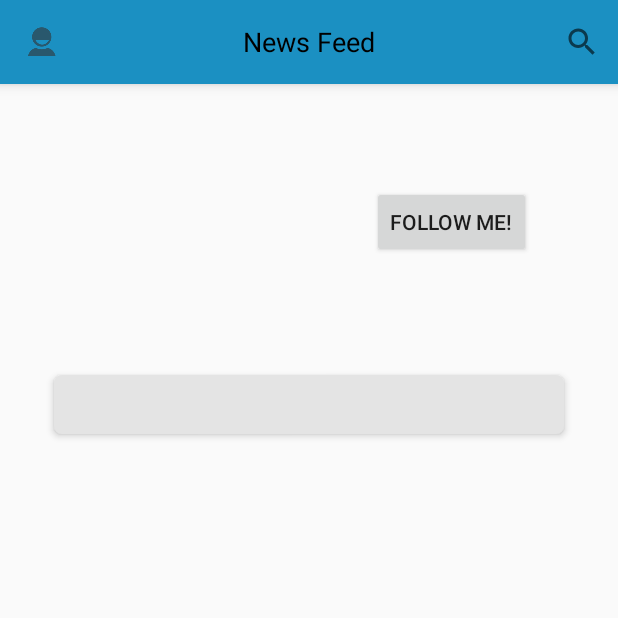
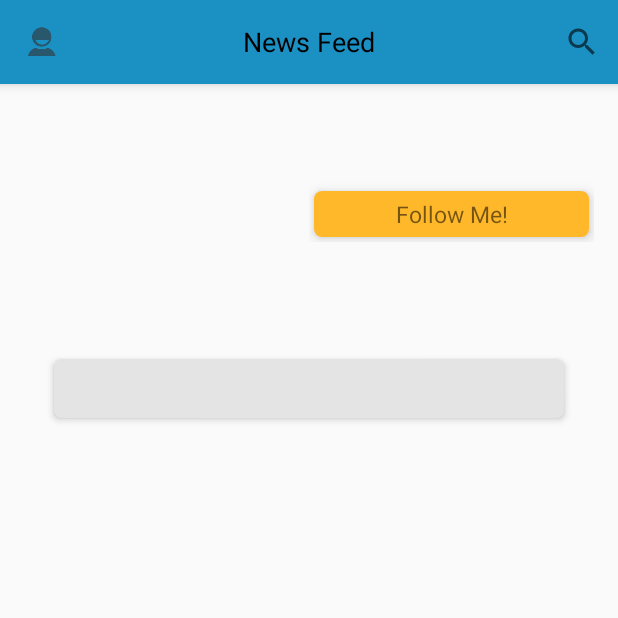
Before and after one commit to valesken/CaughtUp, an Android app: the fragment PublicProfileFragment placed in its activity, on a phone screen of 412 x 824 dp, the top half of it. Run offline under Robolectric (Android 15) with nearby library versions, the phone set to English and light mode, and no system bars; libraries missing offline, so code that uses them is left out: com.facebook, com.facebook.appevents, com.twitter.sdk, io.fabric.sdk; 8 statements that could not run were skipped.

Commit message:
Follow button on public profile is connected to server

```diff
--- a/CaughtUp/app/src/main/java/news/caughtup/caughtup/ui/prime/CaughtUpTileAdapter.java
+++ b/CaughtUp/app/src/main/java/news/caughtup/caughtup/ui/prime/CaughtUpTileAdapter.java
@@ -7,7 +7,6 @@ import android.content.DialogInterface;
 import android.content.Intent;
 import android.net.Uri;
 import android.os.Bundle;
-import android.util.Log;
 import android.view.View;
 import android.view.ViewGroup;
 import android.widget.ArrayAdapter;
@@ -279,8 +278,6 @@ public class CaughtUpTileAdapter extends ArrayAdapter<ICaughtUpItem> {
                         followButton.setTag(followTag); // Meaning next click will cause it to follow
                     }
                 } else {
-                    Log.e("Error code", String.format("%d", responseObject.getResponseCode()));
-                    Log.e("Response from server", responseObject.getJsonObject().toString());
                     Toast.makeText(activity,
                             activity.getResources().getString(R.string.follow_server_error),
                             Toast.LENGTH_LONG).show();
--- a/CaughtUp/app/src/main/java/news/caughtup/caughtup/ui/prime/HomeActivity.java
+++ b/CaughtUp/app/src/main/java/news/caughtup/caughtup/ui/prime/HomeActivity.java
@@ -108,7 +108,7 @@ public class HomeActivity extends AppCompatActivity {
         searchContexts = new ArrayList<>();
         TextView allTextView = (TextView) findViewById(R.id.search_context_all);
         if (allTextView != null) {
-            allTextView.setBackground(getDrawable(R.drawable.search_context_selected));
+            allTextView.setBackground(getDrawable(R.drawable.custom_button_selected));
             currentSearchContext = allTextView;
         }
         setUpSearchContext(allTextView);
@@ -244,9 +244,9 @@ public class HomeActivity extends AppCompatActivity {
                 currentSearchContext = searchContext;
                 for (TextView textView : searchContexts) {
                     if(textView.equals(searchContext)) {
-                        textView.setBackground(getDrawable(R.drawable.search_context_selected));
+                        textView.setBackground(getDrawable(R.drawable.custom_button_selected));
                     } else {
-                        textView.setBackground(getDrawable(R.drawable.search_context_normal));
+                        textView.setBackground(getDrawable(R.drawable.custom_button_normal));
                     }
                 }
                 return false;
--- a/CaughtUp/app/src/main/res/layout/activity_home.xml
+++ b/CaughtUp/app/src/main/res/layout/activity_home.xml
@@ -22,7 +22,7 @@
             android:layout_weight="1"
             android:layout_margin="3dp"
             android:elevation="5dp"
-            android:background="@drawable/search_context_normal"
+            android:background="@drawable/custom_button_normal"
             android:gravity="center"
             android:textSize="15sp"
             android:text="@string/search_context_all_text"
@@ -35,7 +35,7 @@
             android:layout_weight="1"
             android:layout_margin="3dp"
             android:elevation="5dp"
-            android:background="@drawable/search_context_normal"
+            android:background="@drawable/custom_button_normal"
             android:gravity="center"
             android:textSize="15sp"
             android:text="@string/search_context_user_text"
@@ -48,7 +48,7 @@
             android:layout_weight="1"
             android:layout_margin="3dp"
             android:elevation="5dp"
-            android:background="@drawable/search_context_normal"
+            android:background="@drawable/custom_button_normal"
             android:gravity="center"
             android:textSize="15sp"
             android:text="@string/search_context_article_text"
@@ -61,7 +61,7 @@
             android:layout_weight="1"
             android:layout_margin="3dp"
             android:elevation="5dp"
-            android:background="@drawable/search_context_normal"
+            android:background="@drawable/custom_button_normal"
             android:gravity="center"
             android:textSize="15sp"
             android:text="@string/search_context_news_source_text"
--- a/CaughtUp/app/src/main/res/layout/fragment_public_profile.xml
+++ b/CaughtUp/app/src/main/res/layout/fragment_public_profile.xml
@@ -52,12 +52,17 @@
 
             </LinearLayout>
 
-            <Button
+            <TextView
                 android:id="@+id/public_profile_follow_me_button"
-                android:layout_width="wrap_content"
+                android:layout_width="match_parent"
                 android:layout_height="wrap_content"
-                android:layout_gravity="center_horizontal"
-                android:text="@string/follow_me_button_text"/>
+                android:layout_margin="3dp"
+                android:elevation="5dp"
+                android:background="@drawable/custom_button_normal"
+                android:gravity="center"
+                android:textSize="15sp"
+                android:text="@string/follow_me_button_text"
+                android:textIsSelectable="true"/>
 
         </LinearLayout>
 
```
Also changed, not shown: CaughtUp/app/src/main/java/news/caughtup/caughtup/ui/prime/PublicProfileFragment.java (+50 -13 lines), CaughtUp/app/src/main/res/drawable/custom_button_normal.xml (renamed from CaughtUp/app/src/main/res/drawable/search_context_normal.xml), CaughtUp/app/src/main/res/drawable/custom_button_selected.xml (renamed from CaughtUp/app/src/main/res/drawable/search_context_selected.xml).
